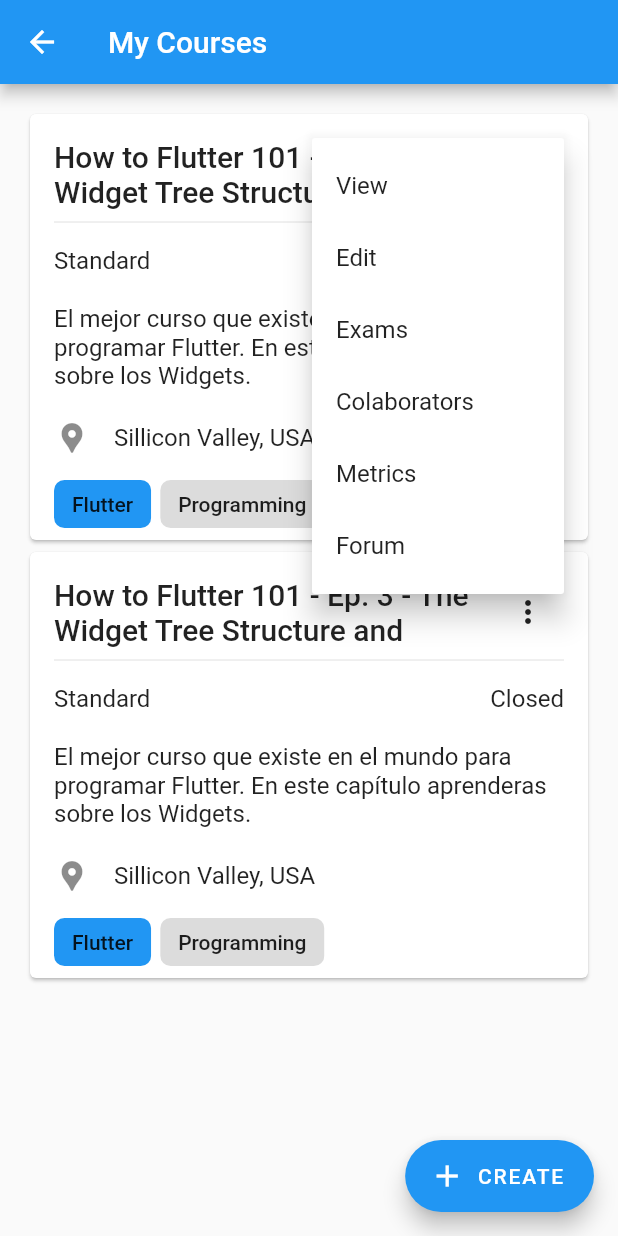
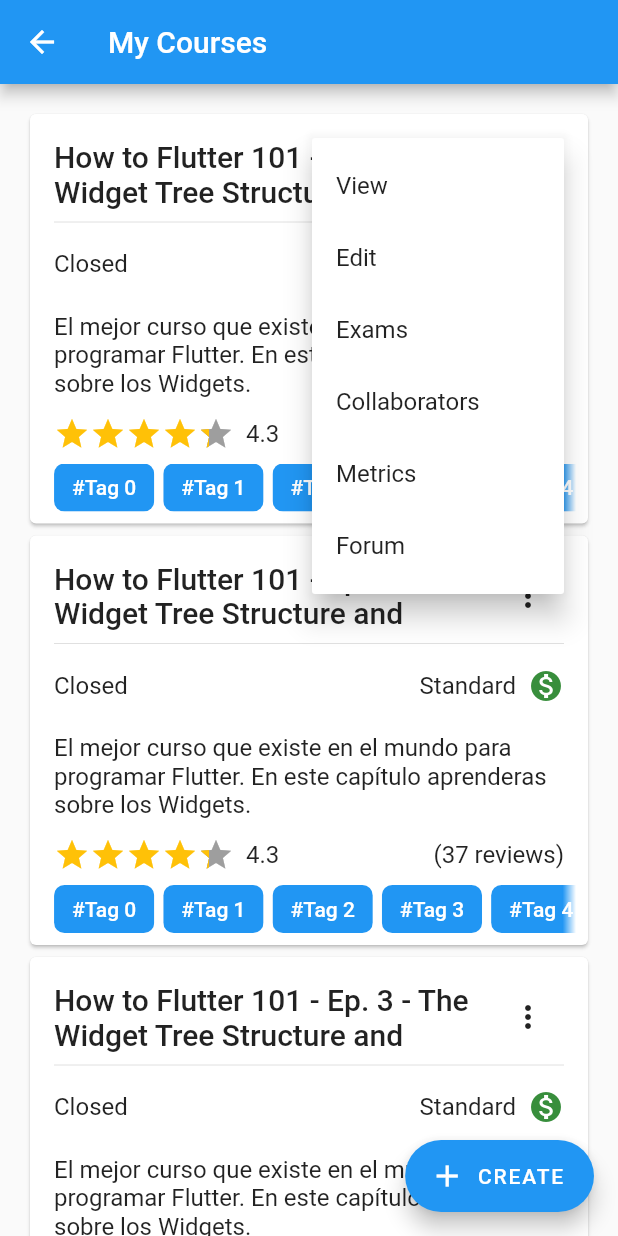
Before and after one commit to fiubademy/FrontUbademy, a Flutter app: the MyCoursesPage screen opened directly, after a tap on the "more vert" icon, on a phone screen of 412 x 824 dp. Run offline on Flutter 3.47's test engine with Material 2 defaults, Android fonts, the phone set to English and light mode, and no system bars; drawn by our look-alikes of flutter_rating_bar; our stand-ins replace flutter_secure_storage, flutter_signin_button, material_floating_search_bar; accounts and stored records are empty.

Commit message:
[ADD] - Modularized Course Cards

```diff
--- a/fiubademy/lib/src/pages/my_courses.dart
+++ b/fiubademy/lib/src/pages/my_courses.dart
@@ -1,5 +1,7 @@
 import 'package:flutter/material.dart';
 import 'package:flutter/painting.dart';
+
+import 'package:fiubademy/src/widgets/course_card.dart';
 
 class MyCoursesPage extends StatelessWidget {
   const MyCoursesPage({Key? key}) : super(key: key);
@@ -13,8 +15,8 @@ class MyCoursesPage extends StatelessWidget {
         body: Scrollbar(
           child: ListView.builder(
             padding: const EdgeInsets.all(16.0),
-            itemCount: 2,
-            itemBuilder: (context, index) => _buildCourse(context),
+            itemCount: 5,
+            itemBuilder: (context, index) => CourseCard(),
           ),
         ),
         floatingActionButton: FloatingActionButton.extended(
@@ -24,106 +26,3 @@ class MyCoursesPage extends StatelessWidget {
         ));
   }
 }
-
-Widget _buildCourse(BuildContext context) {
-  return Card(
-      child: Column(
-        children: [
-          Padding(
-            padding: EdgeInsets.fromLTRB(16.0, 16.0, 16.0, 8.0),
-            child: Column(
-              children: [
-                Row(
-                  children: [
-                    Expanded(
-                      child: Text(
-                          'How to Flutter 101 - Ep. 3 - The Widget Tree Structure and ',
-                          overflow: TextOverflow.ellipsis,
-                          maxLines: 2,
-                          style: Theme.of(context).textTheme.headline6),
-                    ),
-                    PopupMenuButton(
-                      itemBuilder: (context) => [
-                        const PopupMenuItem(
-                          child: Text('View'),
-                        ),
-                        const PopupMenuItem(
-                          child: Text('Edit'),
-                        ),
-                        const PopupMenuItem(
-                          child: Text('Exams'),
-                        ),
-                        const PopupMenuItem(
-                          child: Text('Colaborators'),
-                        ),
-                        const PopupMenuItem(
-                          child: Text('Metrics'),
-                        ),
-                        const PopupMenuItem(
-                          child: Text('Forum'),
-                        ),
-                      ],
-                    )
-                  ],
-                ),
-                Divider(),
-              ],
-            ),
-          ),
-          Padding(
-            padding: const EdgeInsets.fromLTRB(16.0, 0.0, 16.0, 16.0),
-            child: Row(
-              mainAxisAlignment: MainAxisAlignment.spaceBetween,
-              children: [
-                Text(
-                  'Standard',
-                  style: Theme.of(context).textTheme.subtitle1,
-                ),
-                Text(
-                  'Closed',
-                  style: Theme.of(context).textTheme.subtitle1,
-                ),
-              ],
-            ),
-          ),
-          ListTile(
-            title: Text(
-              'El mejor curso que existe en el mundo para programar Flutter. En este capítulo aprenderas sobre los Widgets.',
-            ),
-          ),
-          ListTile(
-            title: Text('Sillicon Valley, USA'),
-            leading: Icon(Icons.location_pin),
-            minLeadingWidth: 16,
-          ),
-          SizedBox(
-            width: double.maxFinite,
-            child: Padding(
-              padding: const EdgeInsets.fromLTRB(16.0, 0.0, 16.0, 8.0),
-              child: Wrap(
-                spacing: 6,
-                runSpacing: 6,
-                crossAxisAlignment: WrapCrossAlignment.start,
-                alignment: WrapAlignment.start,
-                children: [
-                  Chip(
-                      backgroundColor: Theme.of(context).colorScheme.primary,
-                      shape: RoundedRectangleBorder(
-                        borderRadius: BorderRadius.circular(7),
-                      ),
-                      label: Text('Flutter'),
-                      materialTapTargetSize: MaterialTapTargetSize.shrinkWrap),
-                  Chip(
-                      shape: RoundedRectangleBorder(
-                        borderRadius: BorderRadius.circular(7),
-                      ),
-                      label: Text('Programming'),
-                      materialTapTargetSize: MaterialTapTargetSize.shrinkWrap),
-                ],
-              ),
-            ),
-          ),
-        ],
-      ),
-    );
-}
--- /dev/null
+++ b/fiubademy/lib/src/widgets/course_card.dart
@@ -0,0 +1,70 @@
+import 'package:fiubademy/src/widgets/course_creator_menu.dart';
+import 'package:fiubademy/src/widgets/course_rating.dart';
+import 'package:fiubademy/src/widgets/course_tags.dart';
+import 'package:flutter/material.dart';
+import 'package:flutter_rating_bar/flutter_rating_bar.dart';
+
+class CourseCard extends StatelessWidget {
+  const CourseCard({Key? key}) : super(key: key);
+
+  @override
+  Widget build(BuildContext context) {
+    return Card(
+      child: Column(
+        children: [
+          Padding(
+            padding: EdgeInsets.fromLTRB(16.0, 16.0, 16.0, 8.0),
+            child: Column(
+              children: [
+                Row(
+                  children: [
+                    Expanded(
+                      child: Text(
+                          'How to Flutter 101 - Ep. 3 - The Widget Tree Structure and ',
+                          overflow: TextOverflow.ellipsis,
+                          maxLines: 2,
+                          style: Theme.of(context).textTheme.headline6),
+                    ),
+                    CourseCreatorMenu(),
+                  ],
+                ),
+                Divider(),
+              ],
+            ),
+          ),
+          Padding(
+            padding: const EdgeInsets.fromLTRB(16.0, 0.0, 16.0, 16.0),
+            child: Row(
+              children: [
+                Text(
+                  'Closed',
+                  style: Theme.of(context).textTheme.subtitle1,
+                ),
+                const Spacer(),
+                Text(
+                  'Standard',
+                  style: Theme.of(context).textTheme.subtitle1,
+                ),
+                const SizedBox(width: 8.0),
+                Icon(Icons.monetization_on, color: Colors.green[700]),
+              ],
+            ),
+          ),
+          ListTile(
+            title: Text(
+              'El mejor curso que existe en el mundo para programar Flutter. En este capítulo aprenderas sobre los Widgets.',
+            ),
+          ),
+          Padding(
+            padding: const EdgeInsets.fromLTRB(16.0, 8.0, 16.0, 8.0),
+            child: CourseRating(),
+          ),
+          Padding(
+            padding: const EdgeInsets.fromLTRB(8.0, 0.0, 8.0, 8.0),
+            child: CourseTags(),
+          ),
+        ],
+      ),
+    );
+  }
+}
--- /dev/null
+++ b/fiubademy/lib/src/widgets/course_creator_menu.dart
@@ -0,0 +1,31 @@
+import 'package:flutter/material.dart';
+
+class CourseCreatorMenu extends StatelessWidget {
+  const CourseCreatorMenu({Key? key}) : super(key: key);
+
+  @override
+  Widget build(BuildContext context) {
+    return PopupMenuButton(
+      itemBuilder: (context) => [
+        const PopupMenuItem(
+          child: Text('View'),
+        ),
+        const PopupMenuItem(
+          child: Text('Edit'),
+        ),
+        const PopupMenuItem(
+          child: Text('Exams'),
+        ),
+        const PopupMenuItem(
+          child: Text('Collaborators'),
+        ),
+        const PopupMenuItem(
+          child: Text('Metrics'),
+        ),
+        const PopupMenuItem(
+          child: Text('Forum'),
+        ),
+      ],
+    );
+  }
+}
--- /dev/null
+++ b/fiubademy/lib/src/widgets/course_rating.dart
@@ -0,0 +1,30 @@
+import 'package:flutter/material.dart';
+import 'package:flutter_rating_bar/flutter_rating_bar.dart';
+
+class CourseRating extends StatelessWidget {
+  const CourseRating({Key? key}) : super(key: key);
+
+  @override
+  Widget build(BuildContext context) {
+    return Row(
+      children: [
+        RatingBarIndicator(
+          rating: 4.3,
+          itemSize: 24,
+          itemBuilder: (context, index) =>
+              Icon(Icons.star, color: Colors.amber),
+        ),
+        const SizedBox(width: 8.0),
+        Text(
+          '4.3',
+          style: Theme.of(context).textTheme.subtitle1,
+        ),
+        const Spacer(),
+        Text(
+          '(37 reviews)',
+          style: Theme.of(context).textTheme.subtitle1,
+        )
+      ],
+    );
+  }
+}
--- /dev/null
+++ b/fiubademy/lib/src/widgets/course_tags.dart
@@ -0,0 +1,53 @@
+import 'package:flutter/material.dart';
+
+class CourseTags extends StatelessWidget {
+  const CourseTags({Key? key}) : super(key: key);
+
+  @override
+  Widget build(BuildContext context) {
+    return SizedBox(
+      height: 32.0,
+      child: ShaderMask(
+        shaderCallback: (Rect rect) {
+          return const LinearGradient(
+            begin: Alignment.centerLeft,
+            end: Alignment.centerRight,
+            colors: [
+              Colors.purple,
+              Colors.transparent,
+              Colors.transparent,
+              Colors.purple
+            ],
+            stops: [
+              0.0,
+              0.025,
+              0.975,
+              1.0,
+            ],
+          ).createShader(rect);
+        },
+        // The color channel is irrelevant using dstOut.
+        blendMode: BlendMode.dstOut,
+        child: ListView.separated(
+          separatorBuilder: (context, index) => const SizedBox(width: 6.0),
+          padding: EdgeInsets.fromLTRB(8.0, 0, 8.0, 0),
+          physics: const ClampingScrollPhysics(),
+          shrinkWrap: true,
+          scrollDirection: Axis.horizontal,
+          itemCount: 6,
+          itemBuilder: (BuildContext context, int index) => Chip(
+            label: Text(
+              '#Tag $index',
+              style: TextStyle(color: Colors.white),
+            ),
+            backgroundColor: Theme.of(context).colorScheme.secondaryVariant,
+            shape: RoundedRectangleBorder(
+              borderRadius: BorderRadius.circular(7),
+            ),
+            materialTapTargetSize: MaterialTapTargetSize.shrinkWrap,
+          ),
+        ),
+      ),
+    );
+  }
+}
--- a/fiubademy/pubspec.yaml
+++ b/fiubademy/pubspec.yaml
@@ -39,6 +39,7 @@ dependencies:
   flutter_secure_storage: ^4.2.1
   http: ^0.13.4
   provider: ^6.0.1
+  flutter_rating_bar: ^4.0.0
 
 dev_dependencies:
   flutter_test:
```
Also changed, not shown: fiubademy/pubspec.lock.
